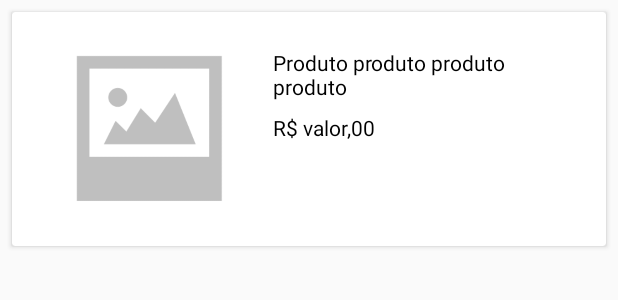
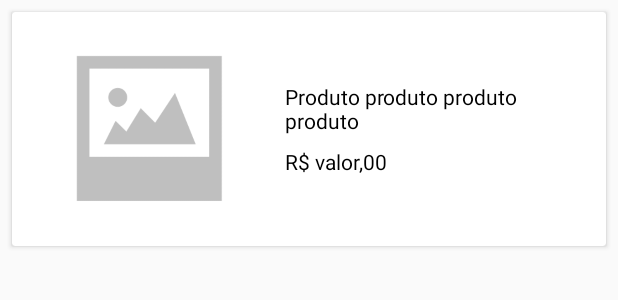
Before and after one commit to biielgg/OLX_Clone, an Android app: the layout adapter_anuncio.xml on its own in the app's theme, with its tools: preview values and no code run, on a phone screen of 412 x 824 dp. Shown: the top 300 px of the screen. Run offline under Robolectric (Android 15) with nearby library versions, the phone set to English and light mode, and no system bars.

Commit message:
Aula 373

```diff
--- a/app/build.gradle
+++ b/app/build.gradle
@@ -58,6 +58,9 @@ dependencies {
 
     //Dependencia Dialog de Progresso
     implementation 'com.github.d-max:spots-dialog:1.1@aar'
+
+    //Dependência para Picasso
+    implementation 'com.squareup.picasso:picasso:2.71828'
 }
 
 apply plugin: 'com.google.gms.google-services'
--- a/app/src/main/res/layout/adapter_anuncio.xml
+++ b/app/src/main/res/layout/adapter_anuncio.xml
@@ -23,7 +23,13 @@
         <LinearLayout
             android:layout_width="match_parent"
             android:layout_height="match_parent"
-            android:layout_margin="8dp"
+            android:layout_marginStart="16dp"
+            android:layout_marginLeft="16dp"
+            android:layout_marginTop="8dp"
+            android:layout_marginEnd="8dp"
+            android:layout_marginRight="8dp"
+            android:layout_marginBottom="8dp"
+            android:gravity="center_vertical"
             android:orientation="vertical">
 
             <TextView
```
Also changed, not shown: app/src/main/java/com/gabrielgeorge/olxapp/activity/MeusAnunciosActivity.java (+39 -1 lines), app/src/main/java/com/gabrielgeorge/olxapp/adapter/AdapterAnuncios.java (+11 -1 lines).
